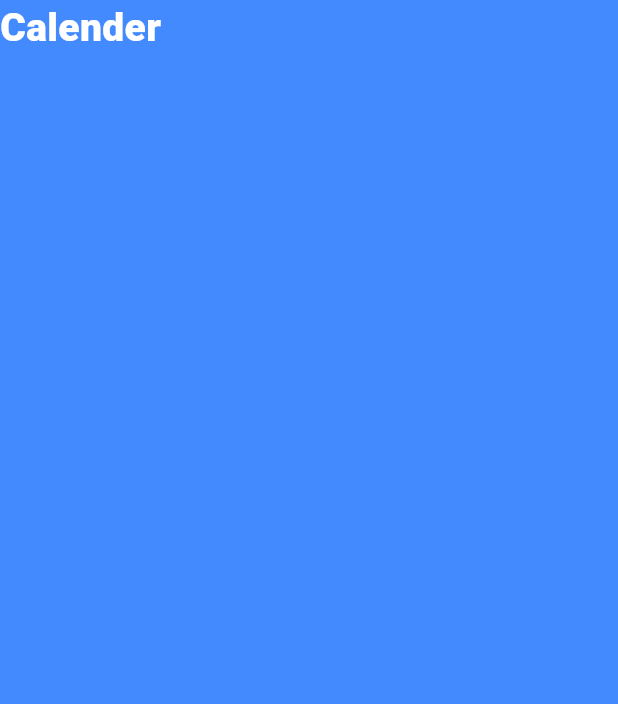
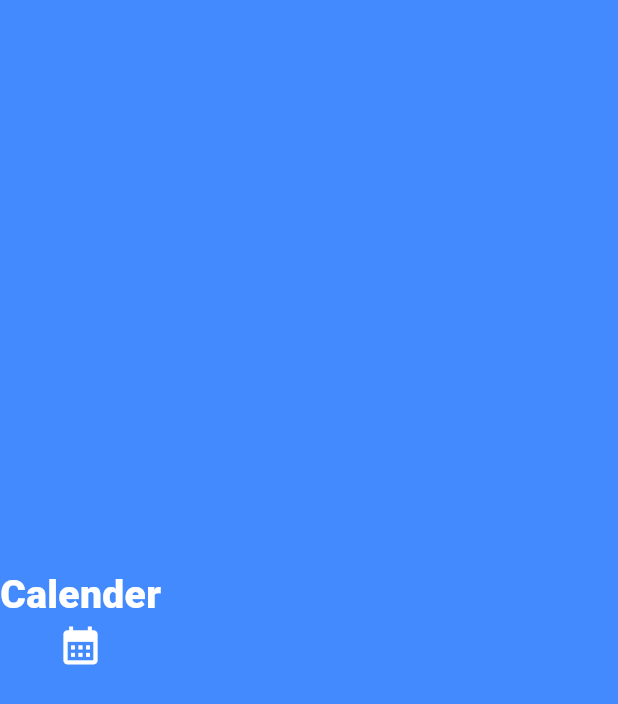
Before and after one commit to rayhantmt/CalenderApp, a Flutter app: the screen it shows after launch, on a phone screen of 412 x 824 dp. Shown: the top 704 px of the screen. Run offline on Flutter 3.47's test engine with Material 3 defaults, Android fonts, the light colour scheme and no system bars.

Commit message:
added the calender icon

```diff
--- a/lib/main.dart
+++ b/lib/main.dart
@@ -30,6 +30,8 @@ class MyHomePage extends StatelessWidget {
     return Scaffold(
       backgroundColor: Colors.blueAccent,
       body: Column(
+        mainAxisAlignment: MainAxisAlignment.center,
+        crossAxisAlignment: CrossAxisAlignment.center,
         children: [
           Text('Calender',
           style: TextStyle(
@@ -37,6 +39,10 @@ class MyHomePage extends StatelessWidget {
             fontSize: 26,
             color: Colors.white
           ),
+          ),
+          Icon(Icons.calendar_month,
+          size: 30,
+          color: Colors.white
           )
         ],
       ),
```
